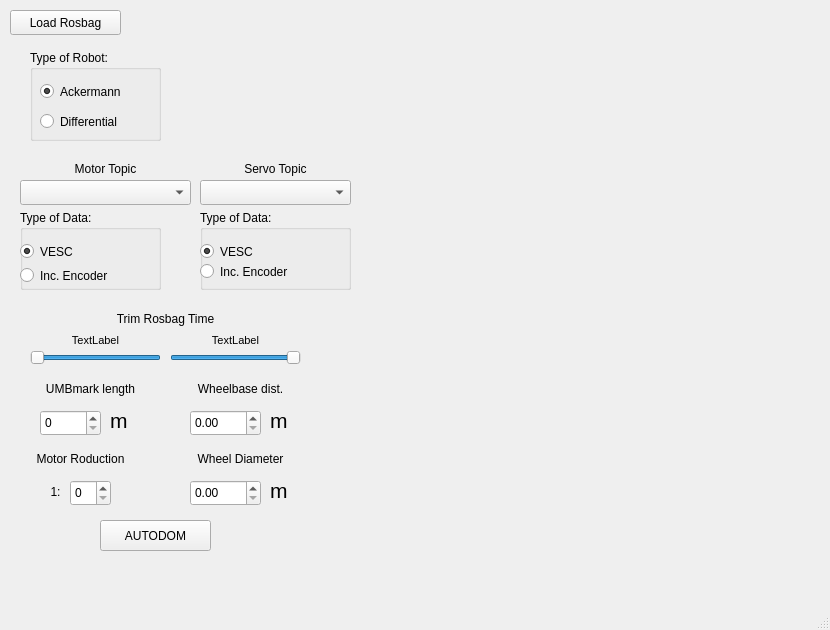
Qt form autodom.ui (RodrigoCatto/Autodom) before a commit.
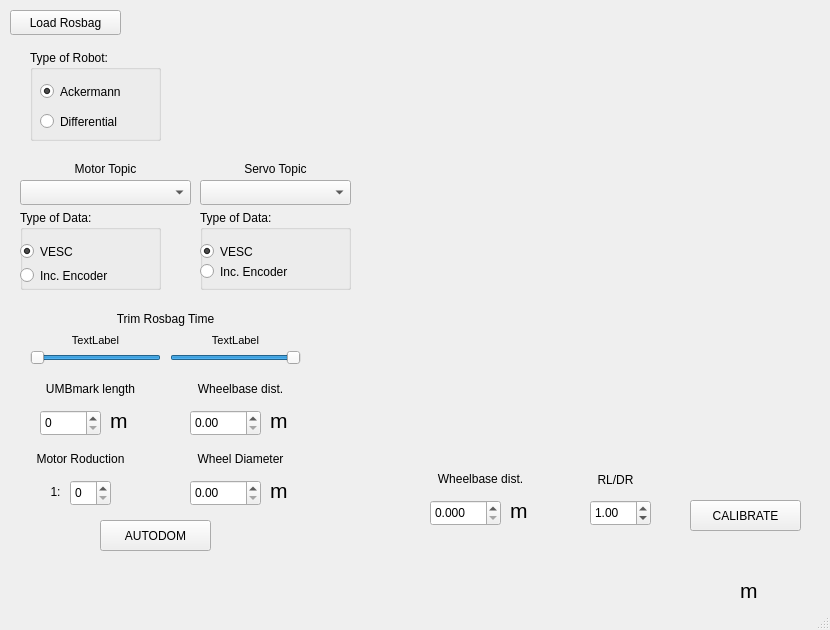
The same form after that commit. Custom widgets are drawn as their Qt base class.

Commit message: Add manual odometry calibration

```diff
--- a/autodom.ui
+++ b/autodom.ui
@@ -513,6 +513,122 @@
      <string>m</string>
     </property>
    </widget>
+   <widget class="QDoubleSpinBox" name="wheelbase_cal_odom">
+    <property name="geometry">
+     <rect>
+      <x>430</x>
+      <y>500</y>
+      <width>71</width>
+      <height>26</height>
+     </rect>
+    </property>
+    <property name="decimals">
+     <number>3</number>
+    </property>
+    <property name="singleStep">
+     <double>0.010000000000000</double>
+    </property>
+   </widget>
+   <widget class="QLabel" name="label_4">
+    <property name="geometry">
+     <rect>
+      <x>510</x>
+      <y>500</y>
+      <width>31</width>
+      <height>21</height>
+     </rect>
+    </property>
+    <property name="font">
+     <font>
+      <pointsize>16</pointsize>
+     </font>
+    </property>
+    <property name="text">
+     <string>m</string>
+    </property>
+   </widget>
+   <widget class="QLabel" name="label_12">
+    <property name="geometry">
+     <rect>
+      <x>410</x>
+      <y>470</y>
+      <width>141</width>
+      <height>17</height>
+     </rect>
+    </property>
+    <property name="text">
+     <string>Wheelbase dist.</string>
+    </property>
+    <property name="alignment">
+     <set>Qt::AlignCenter</set>
+    </property>
+   </widget>
+   <widget class="QDoubleSpinBox" name="dl_dr_cal_odom">
+    <property name="geometry">
+     <rect>
+      <x>590</x>
+      <y>500</y>
+      <width>61</width>
+      <height>26</height>
+     </rect>
+    </property>
+    <property name="maximum">
+     <double>2.000000000000000</double>
+    </property>
+    <property name="singleStep">
+     <double>0.010000000000000</double>
+    </property>
+    <property name="value">
+     <double>1.000000000000000</double>
+    </property>
+   </widget>
+   <widget class="QLabel" name="label_13">
+    <property name="geometry">
+     <rect>
+      <x>580</x>
+      <y>470</y>
+      <width>71</width>
+      <height>20</height>
+     </rect>
+    </property>
+    <property name="text">
+     <string>RL/DR</string>
+    </property>
+    <property name="alignment">
+     <set>Qt::AlignCenter</set>
+    </property>
+   </widget>
+   <widget class="QLabel" name="label_5">
+    <property name="geometry">
+     <rect>
+      <x>740</x>
+      <y>580</y>
+      <width>31</width>
+      <height>21</height>
+     </rect>
+    </property>
+    <property name="font">
+     <font>
+      <pointsize>16</pointsize>
+     </font>
+    </property>
+    <property name="text">
+     <string>m</string>
+    </property>
+   </widget>
+   <widget class="QPushButton" name="CalibrateButton">
+    <property name="geometry">
+     <rect>
+      <x>690</x>
+      <y>500</y>
+      <width>111</width>
+      <height>31</height>
+     </rect>
+    </property>
+    <property name="text">
+     <string>CALIBRATE</string>
+    </property>
+   </widget>
   </widget>
   <widget class="QMenuBar" name="menubar">
    <property name="geometry">
```
The commit also changes 2 other files.
